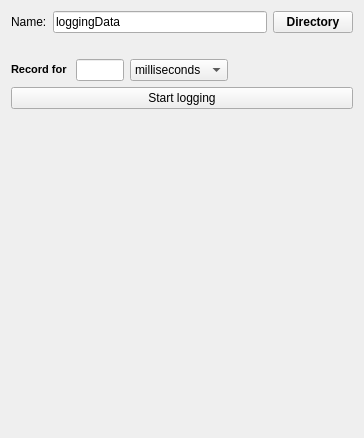
First picture: the form in Modules/IGTUI/Qmitk/QmitkIGTLoggerWidgetControls.ui, repository MITK/MITK, before the edit.
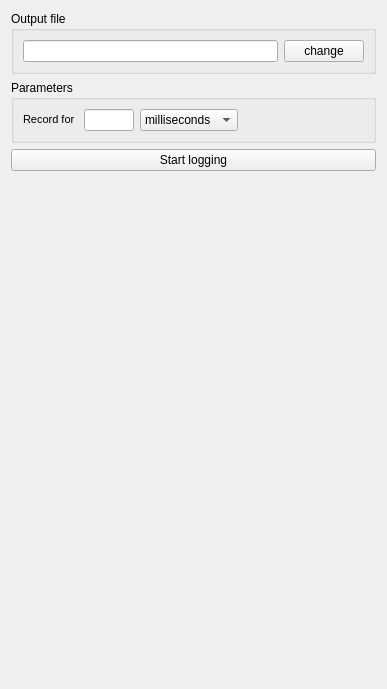
Second picture: the form after the edit.

Commit message: FIX (#3460): fixed path dialog behavior and some clean up

```diff
--- a/Modules/IGTUI/Qmitk/QmitkIGTLoggerWidgetControls.ui
+++ b/Modules/IGTUI/Qmitk/QmitkIGTLoggerWidgetControls.ui
@@ -6,46 +6,59 @@
    <rect>
     <x>0</x>
     <y>0</y>
-    <width>364</width>
-    <height>438</height>
+    <width>387</width>
+    <height>689</height>
    </rect>
   </property>
   <property name="windowTitle">
    <string>Form</string>
   </property>
+  <layout class="QVBoxLayout" name="verticalLayout_3">
+   <item>
+    <widget class="QGroupBox" name="groupBox">
+     <property name="title">
+      <string>Output file</string>
+     </property>
   <layout class="QVBoxLayout" name="verticalLayout">
    <item>
-    <layout class="QGridLayout" name="gridLayout">
-     <item row="0" column="1">
+       <layout class="QHBoxLayout" name="horizontalLayout_2">
+        <item>
+         <widget class="QLineEdit" name="m_leOutputFile"/>
+        </item>
+        <item>
       <widget class="QPushButton" name="m_pbLoadDir">
+          <property name="maximumSize">
+           <size>
+            <width>90</width>
+            <height>16777215</height>
+           </size>
+          </property>
        <property name="font">
         <font>
-         <weight>75</weight>
-         <bold>true</bold>
+            <weight>50</weight>
+            <bold>false</bold>
         </font>
        </property>
        <property name="text">
-        <string>Directory</string>
+           <string>change</string>
        </property>
        <property name="checkable">
         <bool>false</bool>
        </property>
       </widget>
      </item>
-     <item row="1" column="0" colspan="2">
-      <widget class="QLabel" name="m_tlFullFileName">
-       <property name="text">
-        <string/>
-       </property>
-       <property name="scaledContents">
-        <bool>true</bool>
-       </property>
-       <property name="wordWrap">
-        <bool>true</bool>
-       </property>
-      </widget>
-     </item>
-     <item row="2" column="0">
+       </layout>
+      </item>
+     </layout>
+    </widget>
+   </item>
+   <item>
+    <widget class="QGroupBox" name="groupBox_2">
+     <property name="title">
+      <string>Parameters</string>
+     </property>
+     <layout class="QVBoxLayout" name="verticalLayout_2">
+      <item>
       <layout class="QHBoxLayout" name="horizontalLayout">
        <item>
         <widget class="QLabel" name="label_11">
@@ -54,7 +67,7 @@
 &lt;html&gt;&lt;head&gt;&lt;meta name=&quot;qrichtext&quot; content=&quot;1&quot; /&gt;&lt;style type=&quot;text/css&quot;&gt;
 p, li { white-space: pre-wrap; }
 &lt;/style&gt;&lt;/head&gt;&lt;body style=&quot; font-family:'MS Shell Dlg 2'; font-size:8.25pt; font-weight:400; font-style:normal;&quot;&gt;
-&lt;p style=&quot; margin-top:0px; margin-bottom:0px; margin-left:0px; margin-right:0px; -qt-block-indent:0; text-indent:0px;&quot;&gt;&lt;span style=&quot; font-size:8pt; font-weight:600;&quot;&gt;Record for &lt;/span&gt;&lt;/p&gt;&lt;/body&gt;&lt;/html&gt;</string>
+&lt;p style=&quot; margin-top:0px; margin-bottom:0px; margin-left:0px; margin-right:0px; -qt-block-indent:0; text-indent:0px;&quot;&gt;&lt;span style=&quot; font-size:8pt;&quot;&gt;Record for &lt;/span&gt;&lt;/p&gt;&lt;/body&gt;&lt;/html&gt;</string>
          </property>
         </widget>
        </item>
@@ -102,7 +115,12 @@
        </item>
       </layout>
      </item>
-     <item row="3" column="0" colspan="2">
+     </layout>
+    </widget>
+   </item>
+   <item>
+    <layout class="QHBoxLayout" name="horizontalLayout_3">
+     <item>
       <widget class="QPushButton" name="m_pbStartRecording">
        <property name="text">
         <string>Start logging</string>
@@ -112,30 +130,6 @@
        </property>
       </widget>
      </item>
-     <item row="0" column="0">
-      <layout class="QHBoxLayout" name="horizontalLayout_2">
-       <item>
-        <widget class="QLabel" name="label">
-         <property name="text">
-          <string>Name:</string>
-         </property>
-        </widget>
-       </item>
-       <item>
-        <widget class="QLineEdit" name="m_leFileName">
-         <property name="minimumSize">
-          <size>
-           <width>80</width>
-           <height>0</height>
-          </size>
-         </property>
-         <property name="text">
-          <string>loggingData</string>
-         </property>
-        </widget>
-       </item>
-      </layout>
-     </item>
     </layout>
    </item>
    <item>
```
Lines whose indentation alone changed are shown as unchanged. The commit also changes 2 other files.
